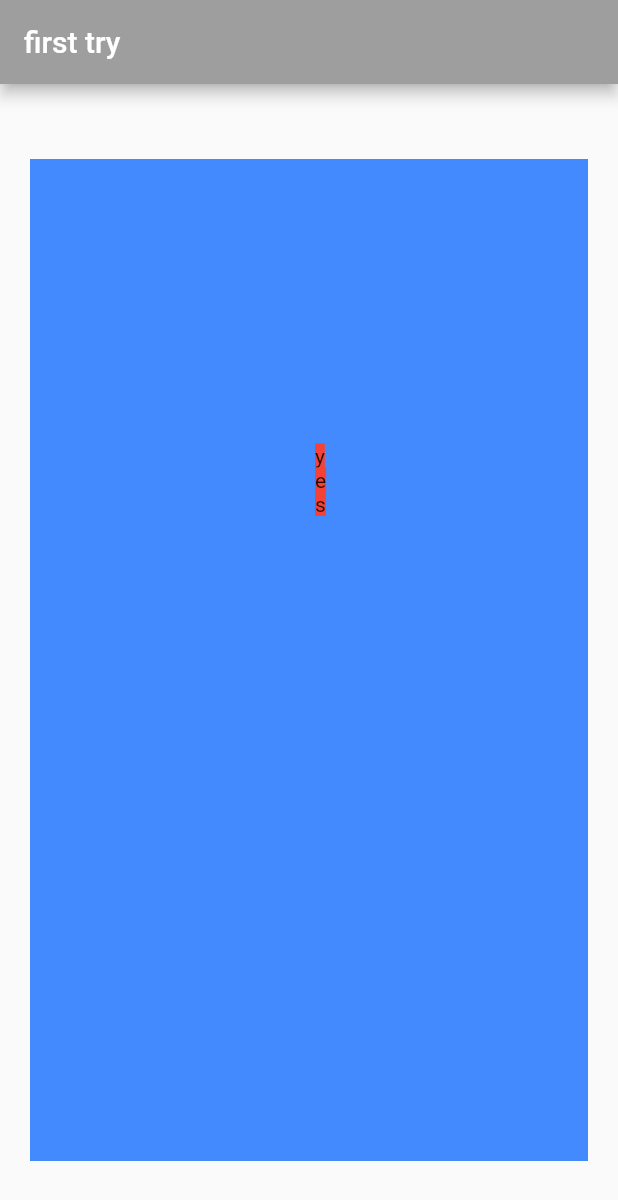
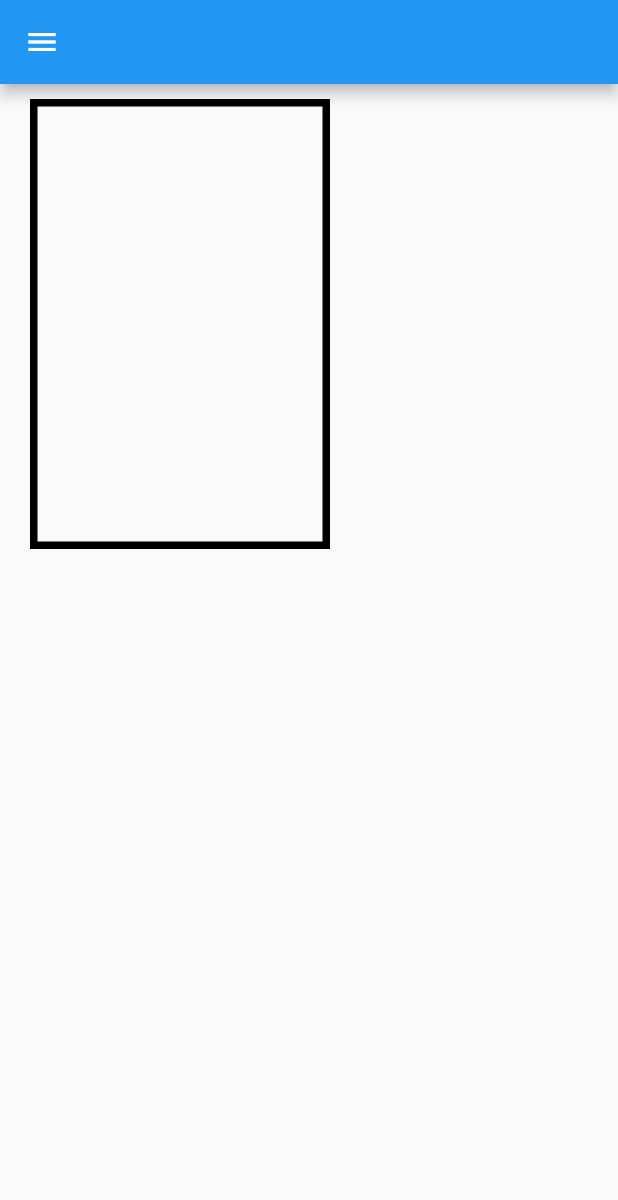
Before and after one commit to feras-hamad/test, a Flutter app: the screen it shows after launch, on a phone screen of 412 x 824 dp. Shown: the top 1200 px of the screen. Run offline on Flutter 3.47's test engine with Material 2 defaults, Android fonts, the phone set to English and light mode, and no system bars.

```diff
--- a/lib/main.dart
+++ b/lib/main.dart
@@ -1,7 +1,9 @@
 import 'package:flutter/material.dart';
+import 'test1.dart';
+import 'test2.dart';
 
 void main() {
-  runApp(MyApp());
+  runApp(MyApp2());
 }
 
 class MyApp extends StatelessWidget {
@@ -26,6 +28,7 @@ class MyApp extends StatelessWidget {
             style: TextStyle(backgroundColor: Colors.red),
 
           ),
+
         ),
       ),
     );
--- /dev/null
+++ b/lib/test2.dart
@@ -0,0 +1,108 @@
+import 'package:flutter/material.dart';
+
+class MyApp2 extends StatelessWidget {
+  const MyApp2({super.key});
+
+  @override
+  Widget build(BuildContext context) {
+    return const MaterialApp(
+      home: Product(),
+    );
+  }
+}
+
+class Product extends StatefulWidget {
+  const Product({super.key});
+
+  @override
+  _Product createState() => _Product();
+}
+
+class _Product extends State<Product> {
+  final scaffoldKey = GlobalKey<ScaffoldState>();
+
+  @override
+  Widget build(BuildContext context) {
+
+    return Scaffold(
+      appBar: AppBar(
+        backgroundColor: Colors.blue,
+      ),
+      drawer: Drawer(
+        child: SafeArea(
+            child: Column(
+          children: [
+            ExpansionTile(
+              title: const Text("Parent Category 1"),
+              leading: const Icon(Icons.person), //add icon
+              childrenPadding:
+                  const EdgeInsets.only(left: 60), //children padding
+              children: [
+                ListTile(
+                  title: const Text("Child Category 1"),
+                  onTap: () {
+                    //action on press
+                  },
+                ),
+
+                ListTile(
+                  title: const Text("Child Category 2"),
+                  onTap: () {
+                    //action on press
+                  },
+                ),
+                //more child menu
+              ],
+            ),
+            ExpansionTile(
+              title: const Text("Parent Category 2"),
+              leading: const Icon(Icons.person), //add icon
+              childrenPadding:
+                  const EdgeInsets.only(left: 60), //children padding
+              children: [
+                ListTile(
+                  title: const Text("Child Category 1"),
+                  onTap: () {
+                    //action on press
+                  },
+                ),
+
+                ListTile(
+                  title: const Text("Child Category 2"),
+                  onTap: () {
+                    //action on press
+                  },
+                ),
+
+                //more child menu
+              ],
+            )
+          ],
+        )),
+      ),
+      body: Container(
+        width: 200,
+        height: 300,
+        margin: const EdgeInsets.only(
+          left: 20,
+          top: 10,
+        ),
+        decoration: BoxDecoration(
+          border: Border.all(
+            color: Colors.black,
+            width: 5.0,
+          ),
+        ),
+      ),
+    );
+  }
+}
+
+class MyWidget extends StatelessWidget {
+  const MyWidget({super.key});
+
+  @override
+  Widget build(BuildContext context) {
+    return Container();
+  }
+}
```
Also changed, not shown: lib/test1.dart (added, +54 -0 lines), lib/homepage.dart (deleted).
